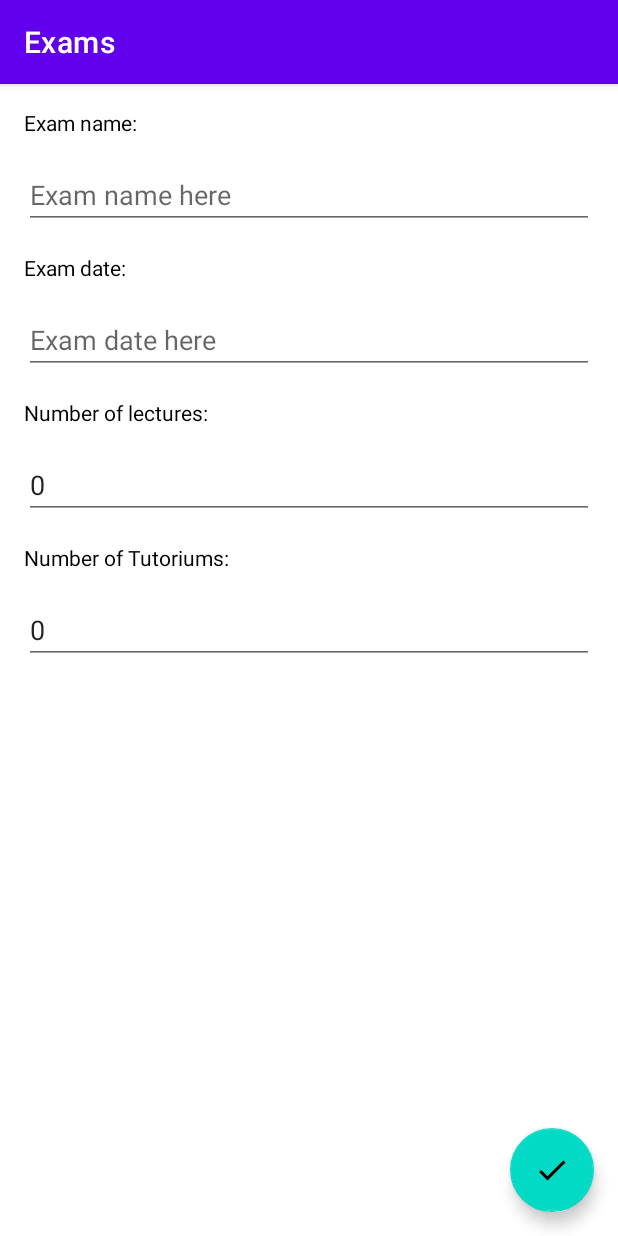
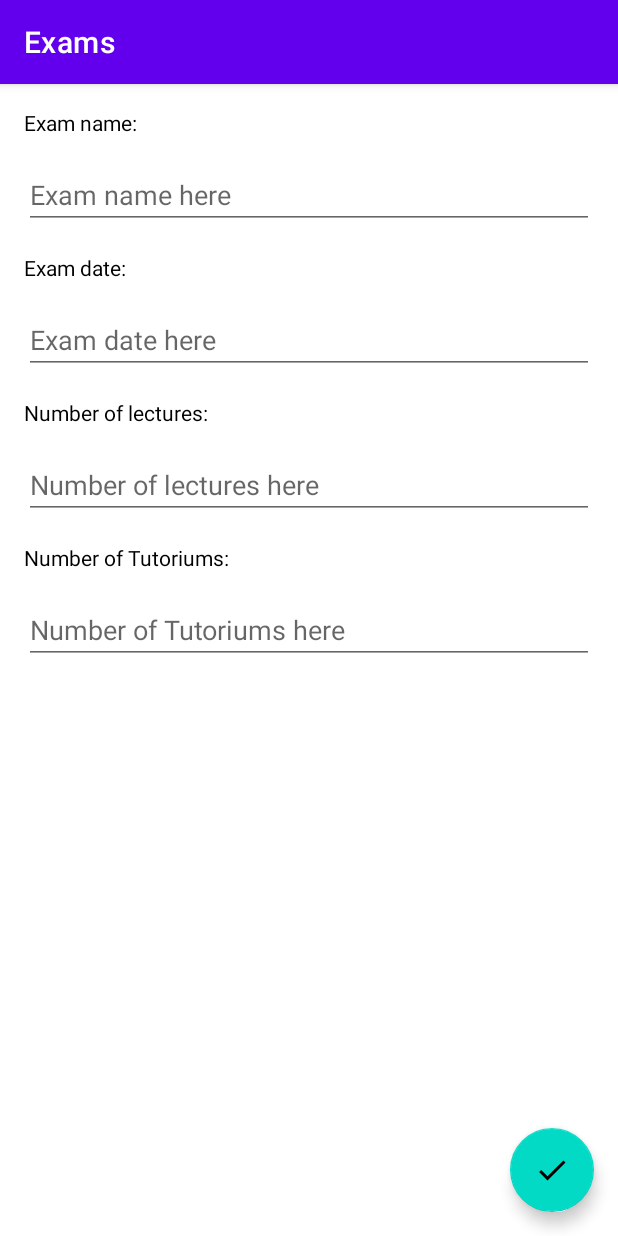
Before and after one commit to felixmeyjr/ExamTrackerAndMore, an Android app: the fragment AddEditExamFragment placed in its activity, on a phone screen of 412 x 824 dp. Run offline under Robolectric (Android 15) with nearby library versions, the phone set to English and light mode, and no system bars; our stand-ins replace Dagger/Hilt's generated code, Room's generated code, navigation-ui; libraries missing offline, so code that uses them is left out: androidx.hilt, androidx.hilt.lifecycle; 1 statement that could not run was skipped.

Commit message:
removed NULL catch for nolecs and notuts

```diff
--- a/app/src/main/java/com/example/examtrackerandmore/UI/addeditexam/AddEditExamFragment.kt
+++ b/app/src/main/java/com/example/examtrackerandmore/UI/addeditexam/AddEditExamFragment.kt
@@ -24,9 +24,8 @@ class AddEditExamFragment : Fragment(R.layout.fragment_add_edit_exam) {
         binding.apply {
             editTextExamName.setText(viewModel.examName)
             editTextExamDate.setText(viewModel.examDate)
-            editTextNoLecs.setText(Integer.toString(viewModel.numberLecs))
-            editTextNoTuts.setText(Integer.toString(viewModel.numberTuts))
-
+            editTextNoLecs.setText(viewModel.numberLecs?.let { Integer.toString(it) })
+            editTextNoTuts.setText(viewModel.numberTuts?.let { Integer.toString(it) })
         }
     }
 }
--- a/app/src/main/java/com/example/examtrackerandmore/UI/addeditexam/AddEditExamViewModel.kt
+++ b/app/src/main/java/com/example/examtrackerandmore/UI/addeditexam/AddEditExamViewModel.kt
@@ -30,14 +30,14 @@ class AddEditExamViewModel @ViewModelInject constructor(
             state.set("examDate", value)
         }
 
-
-    var numberLecs = state.get<Int>("numberLecs") ?: exam?.no_lecs ?: 0 // catch NULL
+    // var numberLecs = state.get<Int>("numberLecs") ?: exam?.no_lecs ?: 0 // catch NULL
+    var numberLecs = state.get<Int>("numberLecs")
         set(value) {
             field = value
             state.set("numberLecs", value)
         }
 
-    var numberTuts = state.get<Int>("numberTuts") ?: exam?.no_tuts ?: 0 // catch NULL
+    var numberTuts = state.get<Int>("numberTuts")
         set(value) {
             field = value
             state.set("numberTuts", value)
--- a/app/src/main/java/com/example/examtrackerandmore/data/Exam.kt
+++ b/app/src/main/java/com/example/examtrackerandmore/data/Exam.kt
@@ -24,5 +24,4 @@ data class Exam(
 ) : Parcelable {
     val createDateFormatted: String
         get() = DateFormat.getDateInstance().format(date)
-
 }
--- a/app/src/main/java/com/example/examtrackerandmore/data/ExamDatabase.kt
+++ b/app/src/main/java/com/example/examtrackerandmore/data/ExamDatabase.kt
@@ -55,8 +55,6 @@ abstract class ExamDatabase : RoomDatabase() {
                     3,
                     4))
             }
-
-
         }
     }
 }
```
